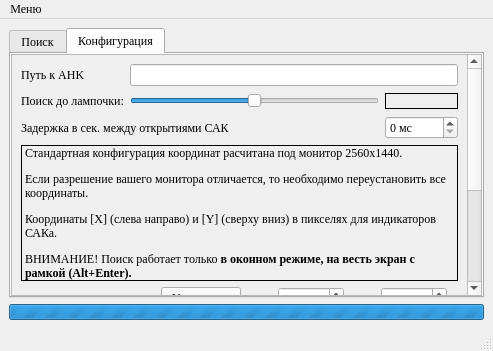
Above: interface.ui from TeoDar/stalcraft_signals before the change. Below: the same form after it.
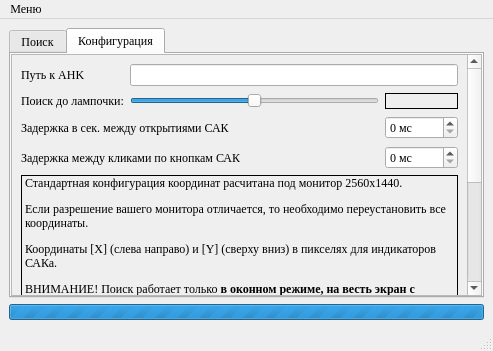
That is the form after the change. The open tabs and pages were chosen to show the change. Icons and pictures are not drawn.

Commit message: Добавлена настрйока задержки между кликами по САК

Patch:
```diff
--- a/interface.ui
+++ b/interface.ui
@@ -161,7 +161,7 @@
              <x>0</x>
              <y>0</y>
              <width>442</width>
-             <height>513</height>
+             <height>541</height>
             </rect>
            </property>
            <layout class="QGridLayout" name="gridLayout_4">
@@ -863,19 +863,6 @@
               <property name="verticalSpacing">
                <number>7</number>
               </property>
-              <item row="2" column="2">
-               <widget class="QDoubleSpinBox" name="reopen_time">
-                <property name="suffix">
-                 <string> мс</string>
-                </property>
-                <property name="decimals">
-                 <number>0</number>
-                </property>
-                <property name="maximum">
-                 <double>10000.000000000000000</double>
-                </property>
-               </widget>
-              </item>
               <item row="1" column="0">
                <widget class="QLabel" name="lamp_to_stop_label">
                 <property name="text">
@@ -971,6 +958,42 @@
                 </property>
                </widget>
               </item>
+              <item row="3" column="0" colspan="2">
+               <widget class="QLabel" name="click_interval_label">
+                <property name="sizePolicy">
+                 <sizepolicy hsizetype="Preferred" vsizetype="Ignored">
+                  <horstretch>0</horstretch>
+                  <verstretch>0</verstretch>
+                 </sizepolicy>
+                </property>
+                <property name="text">
+                 <string>Задержка между кликами по кнопкам САК</string>
+                </property>
+                <property name="wordWrap">
+                 <bool>true</bool>
+                </property>
+               </widget>
+              </item>
+              <item row="2" column="2">
+               <widget class="QSpinBox" name="reopen_time">
+                <property name="suffix">
+                 <string> мс</string>
+                </property>
+                <property name="maximum">
+                 <number>10000</number>
+                </property>
+               </widget>
+              </item>
+              <item row="3" column="2">
+               <widget class="QSpinBox" name="click_interval">
+                <property name="suffix">
+                 <string> мс</string>
+                </property>
+                <property name="maximum">
+                 <number>10000</number>
+                </property>
+               </widget>
+              </item>
              </layout>
             </item>
            </layout>
```
The commit also changes 13 other files.
